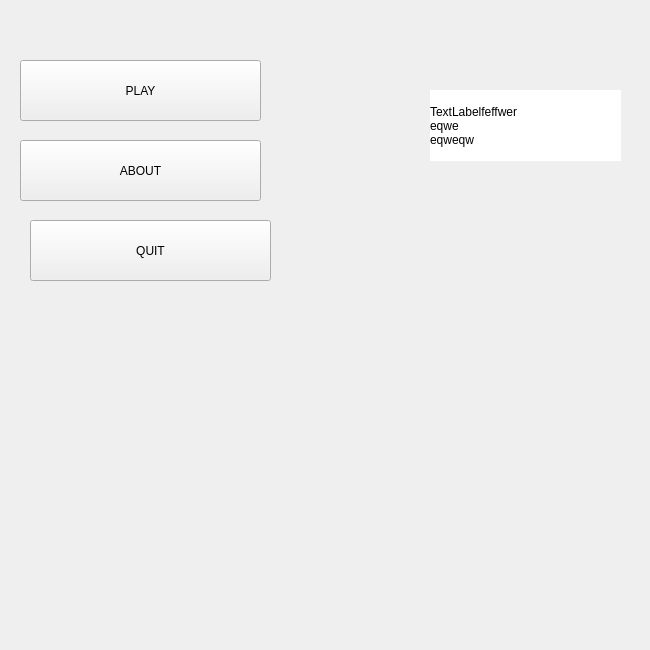
Before: the Qt Designer form src/UserInterface/MainWindow.ui in theodor96/fighting-cars, drawn with Qt 5.
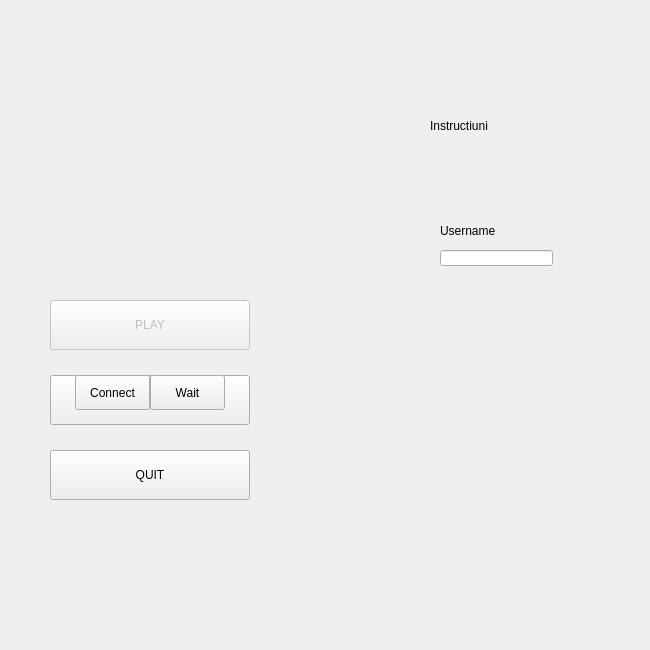
After: the same form once the commit is applied. Icons and pictures are not drawn.

The edit to the form file:
```diff
--- a/src/UserInterface/MainWindow.ui
+++ b/src/UserInterface/MainWindow.ui
@@ -24,12 +24,15 @@
     <bool>true</bool>
    </property>
    <widget class="QPushButton" name="mPlayBtn">
+    <property name="enabled">
+     <bool>false</bool>
+    </property>
     <property name="geometry">
      <rect>
-      <x>20</x>
-      <y>60</y>
-      <width>241</width>
-      <height>61</height>
+      <x>50</x>
+      <y>300</y>
+      <width>200</width>
+      <height>50</height>
      </rect>
     </property>
     <property name="styleSheet">
@@ -39,38 +42,6 @@
      <string>PLAY</string>
     </property>
    </widget>
-   <widget class="QPushButton" name="mQuitBtn">
-    <property name="geometry">
-     <rect>
-      <x>30</x>
-      <y>220</y>
-      <width>241</width>
-      <height>61</height>
-     </rect>
-    </property>
-    <property name="styleSheet">
-     <string notr="true"/>
-    </property>
-    <property name="text">
-     <string>QUIT</string>
-    </property>
-   </widget>
-   <widget class="QPushButton" name="mAboutBtn">
-    <property name="geometry">
-     <rect>
-      <x>20</x>
-      <y>140</y>
-      <width>241</width>
-      <height>61</height>
-     </rect>
-    </property>
-    <property name="styleSheet">
-     <string notr="true"/>
-    </property>
-    <property name="text">
-     <string>ABOUT</string>
-    </property>
-   </widget>
    <widget class="QLabel" name="mInstructionsLabel">
     <property name="geometry">
      <rect>
@@ -81,15 +52,147 @@
      </rect>
     </property>
     <property name="styleSheet">
+     <string notr="true"/>
+    </property>
+    <property name="text">
+     <string>Instructiuni</string>
+    </property>
+   </widget>
+   <widget class="QLabel" name="mUsernameLabel">
+    <property name="geometry">
+     <rect>
+      <x>440</x>
+      <y>220</y>
+      <width>101</width>
+      <height>21</height>
+     </rect>
+    </property>
+    <property name="styleSheet">
      <string notr="true">QLabel#mInstructionsLabel
 {
 	background: white;
 }</string>
     </property>
     <property name="text">
-     <string>TextLabelfeffwer
-eqwe
-eqweqw</string>
+     <string>Username</string>
+    </property>
+   </widget>
+   <widget class="QLineEdit" name="mUsernameLineEdit">
+    <property name="geometry">
+     <rect>
+      <x>440</x>
+      <y>250</y>
+      <width>113</width>
+      <height>16</height>
+     </rect>
+    </property>
+    <property name="maxLength">
+     <number>32</number>
+    </property>
+   </widget>
+   <widget class="QWidget" name="mLogoWidget" native="true">
+    <property name="geometry">
+     <rect>
+      <x>50</x>
+      <y>50</y>
+      <width>250</width>
+      <height>156</height>
+     </rect>
+    </property>
+    <property name="styleSheet">
+     <string notr="true">#mLogoWidget
+{
+	background: url(:/img/img/logo.png) no-repeat;
+}</string>
+    </property>
+   </widget>
+   <widget class="QGroupBox" name="mBtnsContainer">
+    <property name="geometry">
+     <rect>
+      <x>50</x>
+      <y>375</y>
+      <width>200</width>
+      <height>125</height>
+     </rect>
+    </property>
+    <property name="styleSheet">
+     <string notr="true">#mBtnsContainer
+{
+	border: 0;
+}</string>
+    </property>
+    <property name="title">
+     <string/>
+    </property>
+    <widget class="QPushButton" name="mAboutBtn">
+     <property name="geometry">
+      <rect>
+       <x>0</x>
+       <y>0</y>
+       <width>200</width>
+       <height>50</height>
+      </rect>
+     </property>
+     <property name="styleSheet">
+      <string notr="true"/>
+     </property>
+     <property name="text">
+      <string>ABOUT</string>
+     </property>
+    </widget>
+    <widget class="QPushButton" name="mQuitBtn">
+     <property name="geometry">
+      <rect>
+       <x>0</x>
+       <y>75</y>
+       <width>200</width>
+       <height>50</height>
+      </rect>
+     </property>
+     <property name="styleSheet">
+      <string notr="true"/>
+     </property>
+     <property name="text">
+      <string>QUIT</string>
+     </property>
+    </widget>
+   </widget>
+   <widget class="QPushButton" name="mConnectBtn">
+    <property name="enabled">
+     <bool>true</bool>
+    </property>
+    <property name="geometry">
+     <rect>
+      <x>75</x>
+      <y>375</y>
+      <width>75</width>
+      <height>35</height>
+     </rect>
+    </property>
+    <property name="styleSheet">
+     <string notr="true"/>
+    </property>
+    <property name="text">
+     <string>Connect</string>
+    </property>
+   </widget>
+   <widget class="QPushButton" name="mHostBtn">
+    <property name="enabled">
+     <bool>true</bool>
+    </property>
+    <property name="geometry">
+     <rect>
+      <x>150</x>
+      <y>375</y>
+      <width>75</width>
+      <height>35</height>
+     </rect>
+    </property>
+    <property name="styleSheet">
+     <string notr="true"/>
+    </property>
+    <property name="text">
+     <string>Wait</string>
     </property>
    </widget>
   </widget>
```
Left out of the diff: 9 changed lines with no effect on the pictures.
